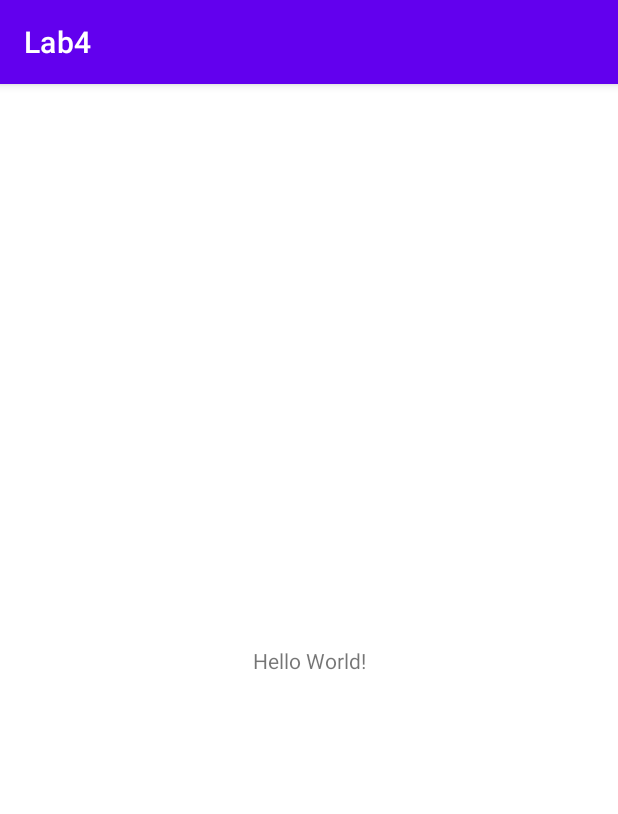
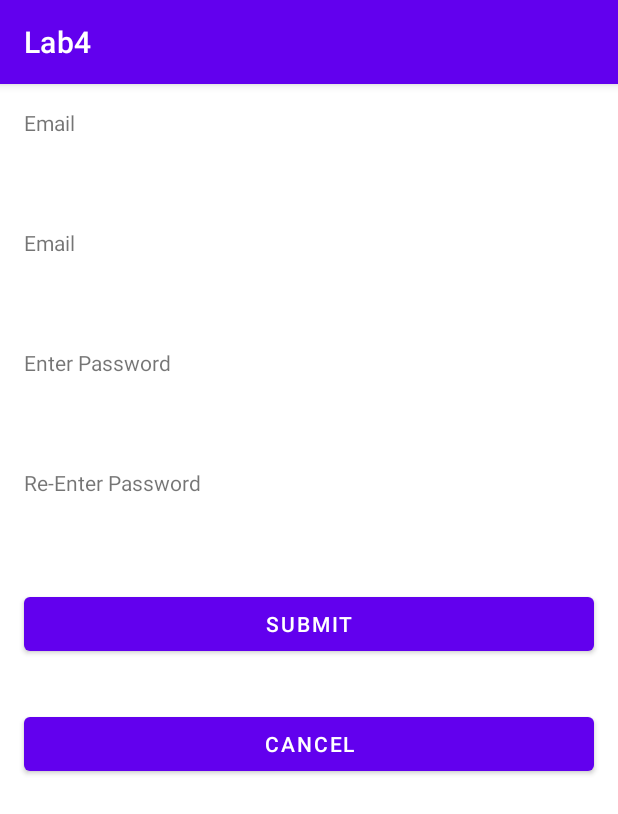
Before and after one commit to Lakitha04/MadTutorial04, an Android app: the screen it shows after launch (MainActivity), on a phone screen of 412 x 824 dp. Shown: the top 814 px of the screen. Run offline under Robolectric (Android 15) with nearby library versions, the phone set to English and light mode, and no system bars.

Commit message:
Second commit

```diff
--- a/app/src/main/res/layout/activity_main.xml
+++ b/app/src/main/res/layout/activity_main.xml
@@ -1,18 +1,52 @@
 <?xml version="1.0" encoding="utf-8"?>
-<androidx.constraintlayout.widget.ConstraintLayout xmlns:android="http://schemas.android.com/apk/res/android"
+<LinearLayout xmlns:android="http://schemas.android.com/apk/res/android"
     xmlns:app="http://schemas.android.com/apk/res-auto"
     xmlns:tools="http://schemas.android.com/tools"
+    android:id="@+id/textViewN1"
     android:layout_width="match_parent"
     android:layout_height="match_parent"
+    android:orientation="vertical"
     tools:context=".MainActivity">
 
     <TextView
-        android:layout_width="wrap_content"
-        android:layout_height="wrap_content"
-        android:text="Hello World!"
-        app:layout_constraintBottom_toBottomOf="parent"
-        app:layout_constraintEnd_toEndOf="parent"
-        app:layout_constraintStart_toStartOf="parent"
-        app:layout_constraintTop_toTopOf="parent" />
+        android:layout_width="match_parent"
+        android:layout_height="48dp"
+        android:layout_margin="16dp"
+        android:text="@string/editV1" />
 
-</androidx.constraintlayout.widget.ConstraintLayout>
+    <TextView
+        android:id="@+id/textViewN2"
+        android:layout_width="match_parent"
+        android:layout_height="48dp"
+        android:layout_margin="16dp"
+        android:text="@string/ediyV2" />
+
+    <TextView
+        android:id="@+id/textViewN3"
+        android:layout_width="match_parent"
+        android:layout_height="48dp"
+        android:layout_margin="16dp"
+        android:text="@string/editV3" />
+
+    <TextView
+        android:id="@+id/textViewN4"
+        android:layout_width="match_parent"
+        android:layout_height="48dp"
+        android:layout_margin="16dp"
+        android:text="@string/editV4" />
+
+    <Button
+        android:id="@+id/button1"
+        android:layout_width="match_parent"
+        android:layout_height="48dp"
+        android:layout_margin="16dp"
+        android:text="@string/editV5" />
+
+    <Button
+        android:id="@+id/button2"
+        android:layout_width="match_parent"
+        android:layout_height="48dp"
+        android:layout_margin="16dp"
+        android:text="@string/edit7" />
+
+</LinearLayout>
--- a/app/src/main/res/values/strings.xml
+++ b/app/src/main/res/values/strings.xml
@@ -1,3 +1,9 @@
 <resources>
     <string name="app_name">Lab4</string>
+    <string name="editV1">Email</string>
+    <string name="ediyV2">Email</string>
+    <string name="editV3">Enter Password</string>
+    <string name="editV4">Re-Enter Password</string>
+    <string name="editV5">SUBMIT</string>
+    <string name="edit7">CANCEL</string>
 </resources>
```
